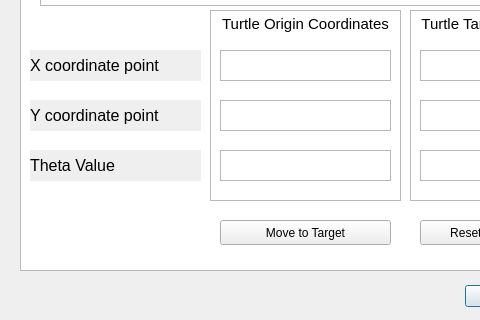
The window that Coursework1/Qt design & python/Task2.ui (Vignesh-Lakshmanasamy-mdx/Coursework_1_PDE4430) describes before a commit, drawn with Qt 5; both pictures show x 0 to 480 and y 160 to 480 of the 640 by 480 pixel window.
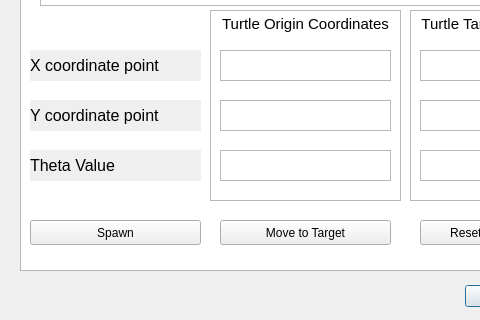
The same window after the commit.

Commit message: Spawn generated -need to do target motion

The edit to the form file:
```diff
--- a/Coursework1/Qt design & python/Task2.ui
+++ b/Coursework1/Qt design & python/Task2.ui
@@ -349,6 +349,19 @@
     <string>Reset Turtle Window</string>
    </property>
   </widget>
+  <widget class="QPushButton" name="move_to_target_2">
+   <property name="geometry">
+    <rect>
+     <x>30</x>
+     <y>380</y>
+     <width>171</width>
+     <height>25</height>
+    </rect>
+   </property>
+   <property name="text">
+    <string>Spawn</string>
+   </property>
+  </widget>
  </widget>
  <resources/>
  <connections>
```
The commit also changes 1 other file.
